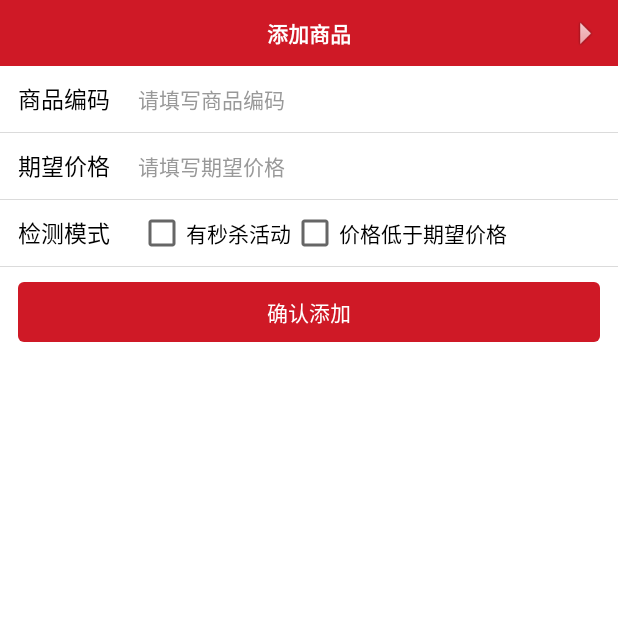
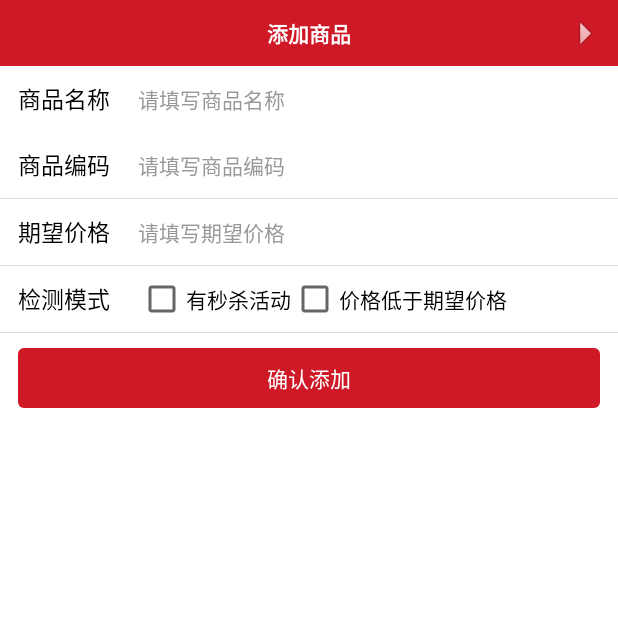
Before and after one commit to xiangyu2016/qgzs, an Android app: the AddActivity screen opened directly, with no data from a screen before it, on a phone screen of 412 x 824 dp, the top half of it. Run offline under Robolectric (Android 15) with nearby library versions, the phone set to English and light mode, and no system bars; our stand-ins replace ButterKnife.

Commit message:
3/5 最终版

```diff
--- a/app/src/main/java/com/example/administrator/qgzs/adapter/HomeAdapter.java
+++ b/app/src/main/java/com/example/administrator/qgzs/adapter/HomeAdapter.java
@@ -59,9 +59,8 @@ public class HomeAdapter extends RecyclerView.Adapter {
         if (list.get(position).getMiaosha()== 1)item.miaosha.setVisibility(View.VISIBLE);
         if (list.get(position).getDanjia()==1)item.danjia.setVisibility(View.VISIBLE);
         //设置商品名称
-        if(!list.get(position).getName().equals("")){
-            item.name.setText(list.get(position).getName());
-        }
+        item.name.setText(list.get(position).getName());
+
         //设置是否可以使用京东券
         if(list.get(position).getJdCoupon()==1)item.jdCoupon.setVisibility(View.VISIBLE);
         //设置是否选中
--- a/app/src/main/java/com/example/administrator/qgzs/ui/AddActivity.java
+++ b/app/src/main/java/com/example/administrator/qgzs/ui/AddActivity.java
@@ -31,6 +31,8 @@ public class AddActivity extends Activity {
     CheckBox miaosha;
     @BindView(R.id.danjia)
     CheckBox danjia;
+    @BindView(R.id.goodsName)
+    EditText goodsName;
 
 
     @Override
@@ -59,12 +61,15 @@ public class AddActivity extends Activity {
 
     private void save() {
         Goods bean = new Goods();
+        bean.setName(goodsName.getText().toString());
         bean.setGoodsID(goodsID.getText().toString());
         bean.setPrice(price.getText().toString());
         bean.setMiaosha(miaosha.isChecked()?1:0);
         bean.setDanjia(danjia.isChecked()?1:0);
-        bean.setName("");
-        Log.i("getMiaosha: ",bean.getMiaosha()+"");
+        if (bean.getName().equals("")) {
+            Toast.makeText(this, "请填写商品名称！"+bean.getName(), Toast.LENGTH_SHORT).show();
+            return;
+        }
         if (bean.getGoodsID().equals("")) {
             Toast.makeText(this, "请填写商品编码！", Toast.LENGTH_SHORT).show();
             return;
--- a/app/src/main/java/com/example/administrator/qgzs/ui/HomeActivity.java
+++ b/app/src/main/java/com/example/administrator/qgzs/ui/HomeActivity.java
@@ -230,11 +230,6 @@ public class HomeActivity extends Activity {
        Bingo();
     }
 
-    @Subscribe
-    public void onEventInit(InitEvent event){
-        onResume();
-    }
-
     @Subscribe //订阅事件
     public void onEventSetIsChecked(SetCheckedEvent event){
         list.get(event.getPosition()).setIsChecked(event.getIsChecked());
--- a/app/src/main/res/layout/activity_add.xml
+++ b/app/src/main/res/layout/activity_add.xml
@@ -11,7 +11,6 @@
         android:background="@color/color_dark_red">
 
         <RelativeLayout
-            android:clickable="true"
             android:layout_alignParentEnd="true"
             android:id="@+id/buyButton"
             android:layout_width="44dp"
@@ -23,7 +22,6 @@
                 android:src="@drawable/abc_ic_go" />
         </RelativeLayout>
 
-
         <TextView
             android:layout_width="wrap_content"
             android:layout_height="wrap_content"
@@ -32,9 +30,35 @@
             android:textColor="@color/colorWhite"
             android:textSize="14sp"
             android:textStyle="bold" />
-
     </RelativeLayout>
 
+    <RelativeLayout
+        android:layout_width="match_parent"
+        android:layout_height="44dp">
+
+        <TextView
+            android:layout_width="wrap_content"
+            android:layout_height="wrap_content"
+            android:layout_centerVertical="true"
+            android:layout_marginStart="12dp"
+            android:text="商品名称"
+            android:textColor="@color/color_dark_black"
+            android:textSize="15sp" />
+
+        <EditText
+            android:id="@+id/goodsName"
+            android:layout_width="wrap_content"
+            android:layout_height="wrap_content"
+            android:layout_centerVertical="true"
+            android:layout_marginStart="80dp"
+            android:background="@color/color_white"
+            android:hint="请填写商品名称"
+            android:paddingEnd="12dp"
+            android:paddingStart="12dp"
+            android:textColor="@color/color_text_dark_gary"
+            android:textColorHint="@color/color_text_gary"
+            android:textSize="14sp" />
+    </RelativeLayout>
 
     <RelativeLayout
         android:layout_width="match_parent"
```
Also changed, not shown: app/src/main/java/com/example/administrator/qgzs/persenter/JudgePresenter.java (+25 -27 lines), app/src/main/res/layout/adapter_buy_item.xml (+2 -9 lines), app/src/main/res/layout/adapter_item.xml (+7 -2 lines).
